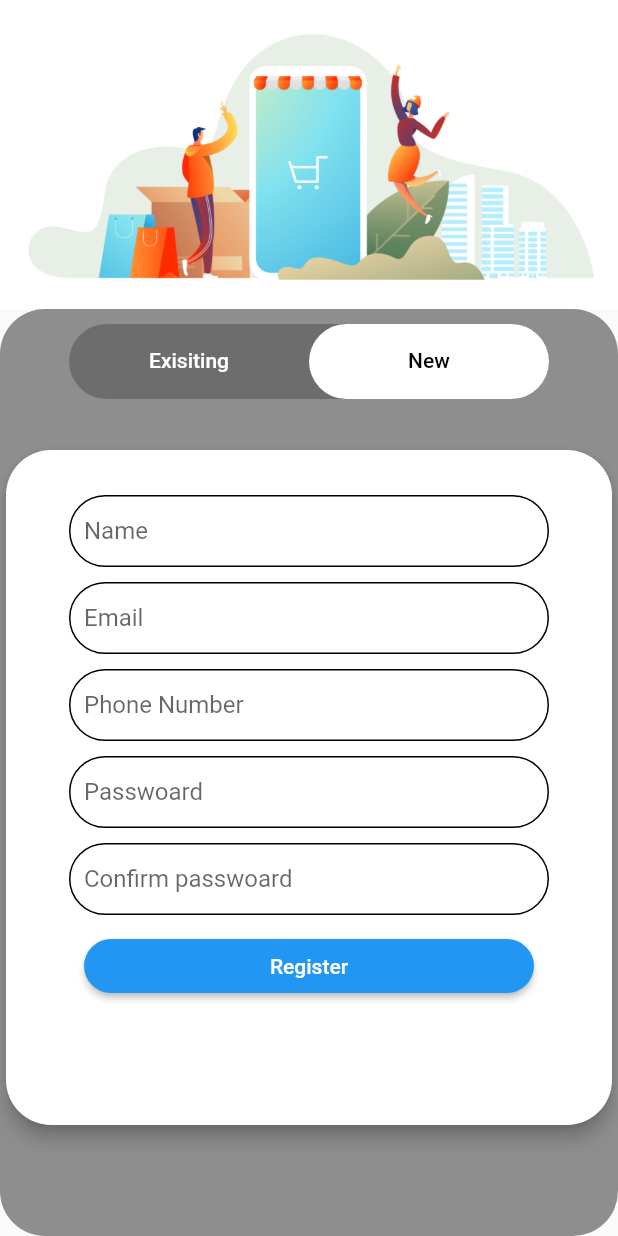
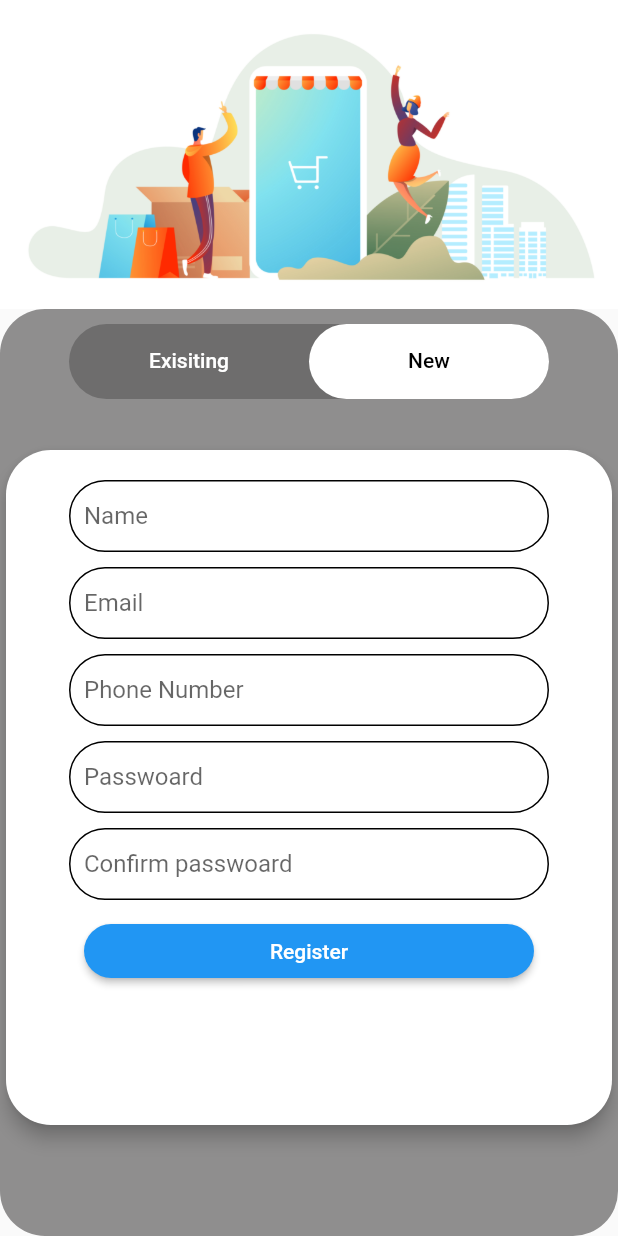
Before and after one commit to muhammedSalihT/ShopCart_Using_Api-Getx, a Flutter app: the AuthScreen screen opened directly, tab 2 chosen, on a phone screen of 412 x 824 dp. Run offline on Flutter 3.47's test engine with Material 2 defaults, Android fonts, the phone set to English and light mode, and no system bars; our stand-ins replace carousel_slider, get, sms_autofill, timer_count_down.

Commit message:
const box added

```diff
--- a/lib/authentication_page/views/login_view.dart
+++ b/lib/authentication_page/views/login_view.dart
@@ -20,7 +20,7 @@ class LoginView extends StatelessWidget {
           height: 210,
           childrens: [
             const SizedBox(
-              height: 10,
+              height: 20,
             ),
             CustomTextForm(
                 validator: (value) =>
--- a/lib/authentication_page/views/register_view.dart
+++ b/lib/authentication_page/views/register_view.dart
@@ -25,7 +25,7 @@ class RegisterView extends StatelessWidget {
             height: 450,
             childrens: [
               const SizedBox(
-                height: 30,
+                height: 20,
               ),
               Row(
                 mainAxisAlignment: MainAxisAlignment.center,
--- a/lib/constends/constsizedbox.dart
+++ /dev/null
@@ -1,5 +0,0 @@
-import 'package:flutter/cupertino.dart';
-
-Widget constSizedBox = const SizedBox(
-  height: 20,
-);
```
Also changed, not shown: lib/constends/box.dart (added, +7 -0 lines).
